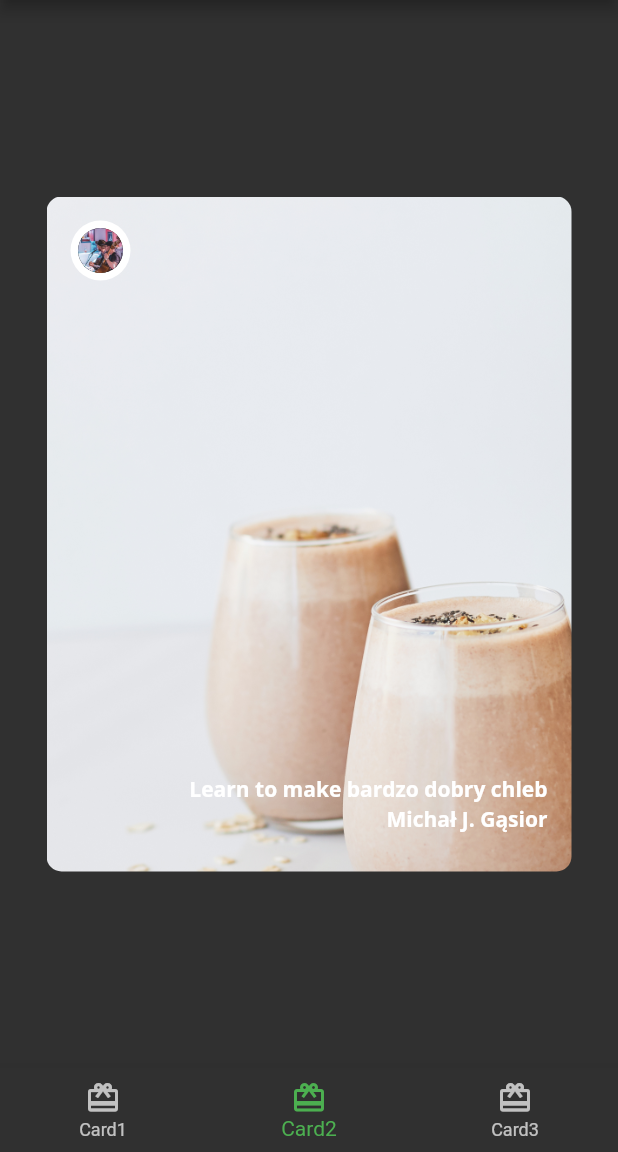
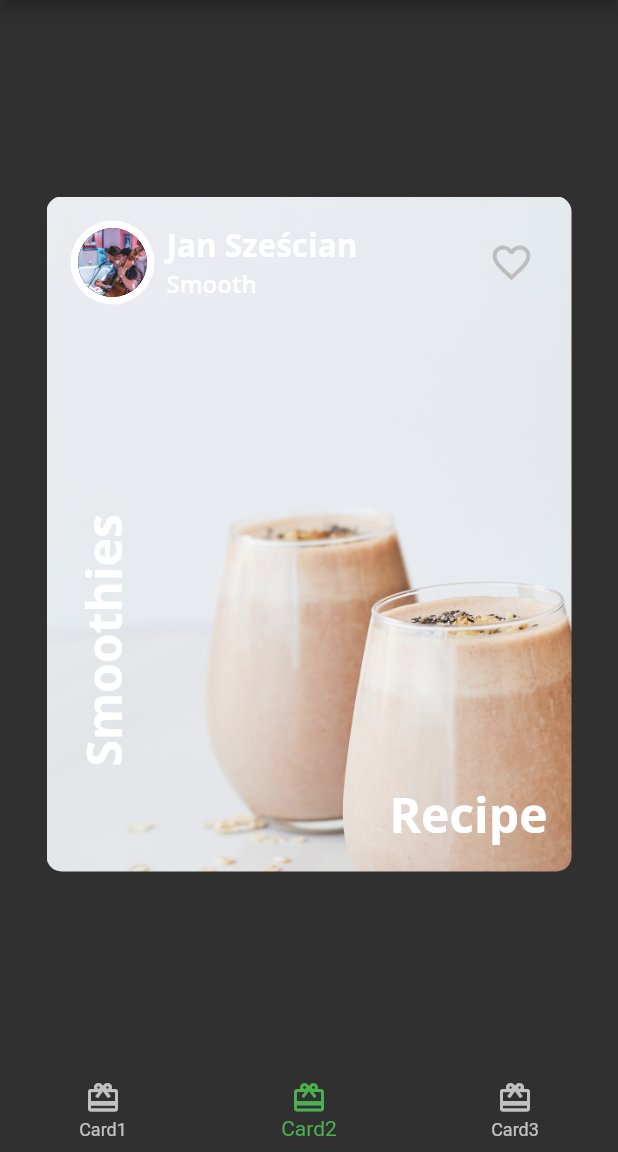
Before and after one commit to mjgasior/learning_flutter, a Flutter app: the screen it shows after launch, item 2 of the bottom bar chosen, on a phone screen of 412 x 824 dp, the part 84-1236 px from its top. Run offline on Flutter 3.47's test engine with Material 2 defaults, Android fonts, the phone set to English and light mode, and no system bars; our stand-ins replace google_fonts.

Commit message:
Chapter 3 - text rotation

```diff
--- a/lib/author_card.dart
+++ b/lib/author_card.dart
@@ -1,13 +1,50 @@
 import 'package:flutter/material.dart';
 
 import 'circle_image.dart';
+import 'fooderlich_theme.dart';
 
 class AuthorCard extends StatelessWidget {
-  const AuthorCard({Key? key}) : super(key: key);
+  final String authorName;
+  final String title;
+  final ImageProvider imageProvider;
+
+  const AuthorCard(
+      {Key? key,
+      required this.authorName,
+      required this.title,
+      required this.imageProvider})
+      : super(key: key);
 
   @override
   Widget build(BuildContext context) {
-    return const CircleImage(
-        imageProvider: AssetImage('assets/author_mjg.png'));
+    return Container(
+        padding: const EdgeInsets.all(16),
+        child: Row(
+          mainAxisAlignment: MainAxisAlignment.spaceBetween,
+          children: [
+            Row(
+              children: [
+                CircleImage(imageProvider: imageProvider, imageRadius: 28),
+                const SizedBox(width: 8),
+                Column(
+                  crossAxisAlignment: CrossAxisAlignment.start,
+                  children: [
+                    Text(authorName,
+                        style: FooderlichTheme.darkTextTheme.headline2),
+                    Text(title, style: FooderlichTheme.darkTextTheme.headline3),
+                  ],
+                )
+              ],
+            ),
+            IconButton(
+                iconSize: 30,
+                color: Colors.grey[400],
+                onPressed: () {
+                  const snackBar = SnackBar(content: Text('Press fav!'));
+                  ScaffoldMessenger.of(context).showSnackBar(snackBar);
+                },
+                icon: const Icon(Icons.favorite_border))
+          ],
+        ));
   }
 }
--- a/lib/card2.dart
+++ b/lib/card2.dart
@@ -6,31 +6,37 @@ import 'fooderlich_theme.dart';
 class Card2 extends StatelessWidget {
   const Card2({Key? key}) : super(key: key);
 
-  final String category = 'Editor\'s Choice';
-  final String title = 'The art of chleb';
-  final String description = 'Learn to make bardzo dobry chleb';
-  final String chef = 'Michał J. Gąsior';
-
   @override
   Widget build(BuildContext context) {
     return Center(
       child: Container(
-        child: Stack(
+        child: Column(
           children: [
-            const AuthorCard(),
-            Positioned(
-                child: Text(description,
-                    style: FooderlichTheme.darkTextTheme.bodyText1),
-                bottom: 30,
-                right: 0),
-            Positioned(
-                child:
-                    Text(chef, style: FooderlichTheme.darkTextTheme.bodyText1),
-                bottom: 10,
-                right: 0),
+            const AuthorCard(
+                authorName: "Jan Sześcian",
+                title: "Smooth",
+                imageProvider: AssetImage('assets/author_mjg.png')),
+            Expanded(
+              child: Stack(
+                children: [
+                  Positioned(
+                      child: Text('Recipe',
+                          style: FooderlichTheme.darkTextTheme.headline1),
+                      right: 16,
+                      bottom: 16),
+                  Positioned(
+                      child: RotatedBox(
+                        quarterTurns: 3,
+                        child: Text('Smoothies',
+                            style: FooderlichTheme.darkTextTheme.headline1),
+                      ),
+                      bottom: 70,
+                      left: 16),
+                ],
+              ),
+            )
           ],
         ),
-        padding: const EdgeInsets.all(16),
         constraints: const BoxConstraints.expand(width: 350, height: 450),
         decoration: const BoxDecoration(
             image: DecorationImage(
```
